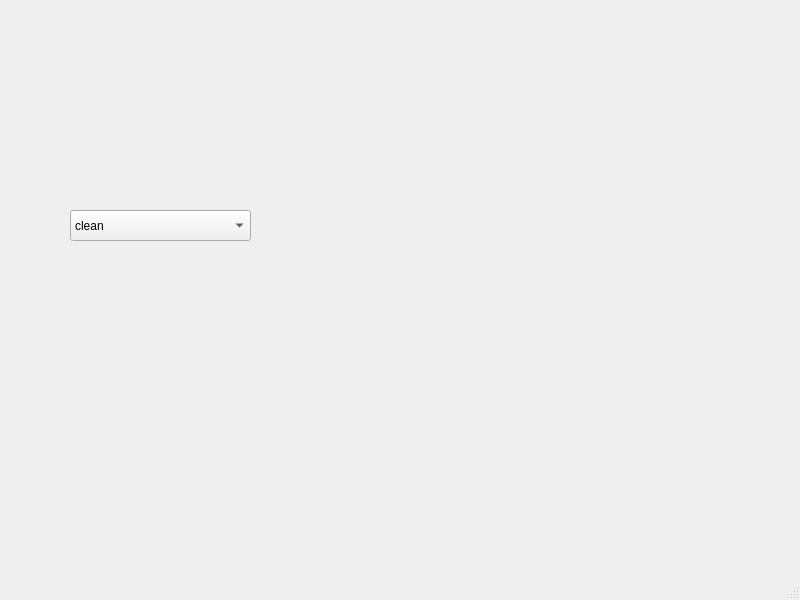
Qt form atividade02/mainwindow.ui (RenanLorijola/QT-graphics) before a commit.
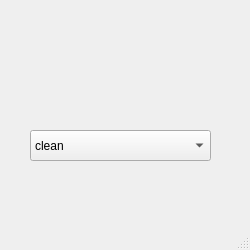
The same form after that commit.

Commit message: centring triangle, circle and square

What changed in the file:
```diff
--- a/atividade02/mainwindow.ui
+++ b/atividade02/mainwindow.ui
@@ -6,8 +6,8 @@
    <rect>
     <x>0</x>
     <y>0</y>
-    <width>800</width>
-    <height>600</height>
+    <width>250</width>
+    <height>250</height>
    </rect>
   </property>
   <property name="windowTitle">
@@ -17,8 +17,8 @@
    <widget class="QComboBox" name="comboBox">
     <property name="geometry">
      <rect>
-      <x>70</x>
-      <y>210</y>
+      <x>30</x>
+      <y>130</y>
       <width>181</width>
       <height>31</height>
      </rect>
```
Left out of the diff: 34 changed lines with no effect on the pictures. The commit also changes 2 other files.
